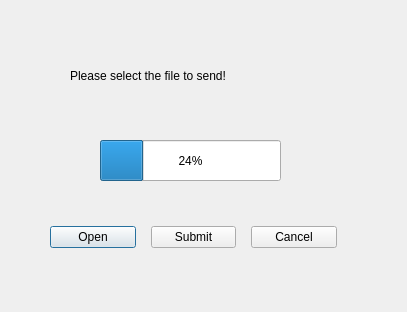
Above: Jobs-of-SoftwareEngineer/Codeing/Scut/sendfile.ui from CSLP/CPP before the change. Below: the same form after it.
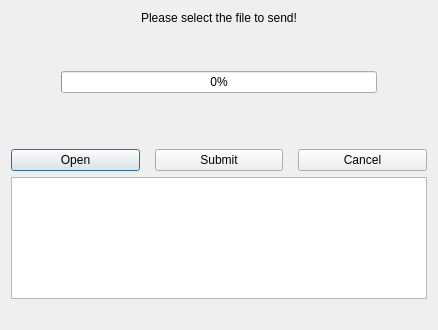
That is the form after the change.

```diff
--- a/Jobs-of-SoftwareEngineer/Codeing/Scut/sendfile.ui
+++ b/Jobs-of-SoftwareEngineer/Codeing/Scut/sendfile.ui
@@ -6,48 +6,100 @@
    <rect>
     <x>0</x>
     <y>0</y>
-    <width>407</width>
-    <height>312</height>
+    <width>438</width>
+    <height>330</height>
    </rect>
   </property>
   <property name="windowTitle">
    <string>Dialog</string>
   </property>
-  <widget class="QProgressBar" name="progressBar">
-   <property name="geometry">
-    <rect>
-     <x>100</x>
-     <y>140</y>
-     <width>181</width>
-     <height>41</height>
-    </rect>
-   </property>
-   <property name="value">
-    <number>24</number>
-   </property>
-  </widget>
+  <layout class="QVBoxLayout" name="verticalLayout">
+   <item>
   <widget class="QLabel" name="label">
-   <property name="geometry">
-    <rect>
-     <x>70</x>
-     <y>60</y>
-     <width>251</width>
-     <height>31</height>
-    </rect>
-   </property>
    <property name="text">
     <string>Please select the file to send!</string>
    </property>
-  </widget>
-  <widget class="QWidget" name="">
-   <property name="geometry">
-    <rect>
-     <x>50</x>
-     <y>220</y>
-     <width>287</width>
-     <height>34</height>
-    </rect>
-   </property>
+     <property name="alignment">
+      <set>Qt::AlignCenter</set>
+     </property>
+    </widget>
+   </item>
+   <item>
+    <spacer name="verticalSpacer_3">
+     <property name="orientation">
+      <enum>Qt::Vertical</enum>
+     </property>
+     <property name="sizeType">
+      <enum>QSizePolicy::Fixed</enum>
+     </property>
+     <property name="sizeHint" stdset="0">
+      <size>
+       <width>20</width>
+       <height>40</height>
+      </size>
+     </property>
+    </spacer>
+   </item>
+   <item>
+    <layout class="QHBoxLayout" name="horizontalLayout_2">
+     <item>
+      <spacer name="horizontalSpacer">
+       <property name="orientation">
+        <enum>Qt::Horizontal</enum>
+       </property>
+       <property name="sizeType">
+        <enum>QSizePolicy::Fixed</enum>
+       </property>
+       <property name="sizeHint" stdset="0">
+        <size>
+         <width>50</width>
+         <height>20</height>
+        </size>
+       </property>
+      </spacer>
+     </item>
+     <item>
+      <widget class="QProgressBar" name="progressBar">
+       <property name="value">
+        <number>0</number>
+       </property>
+      </widget>
+     </item>
+     <item>
+      <spacer name="horizontalSpacer_2">
+       <property name="orientation">
+        <enum>Qt::Horizontal</enum>
+       </property>
+       <property name="sizeType">
+        <enum>QSizePolicy::Fixed</enum>
+       </property>
+       <property name="sizeHint" stdset="0">
+        <size>
+         <width>50</width>
+         <height>20</height>
+        </size>
+       </property>
+      </spacer>
+     </item>
+    </layout>
+   </item>
+   <item>
+    <spacer name="verticalSpacer">
+     <property name="orientation">
+      <enum>Qt::Vertical</enum>
+     </property>
+     <property name="sizeType">
+      <enum>QSizePolicy::Fixed</enum>
+     </property>
+     <property name="sizeHint" stdset="0">
+      <size>
+       <width>20</width>
+       <height>50</height>
+      </size>
+     </property>
+    </spacer>
+   </item>
+   <item>
    <layout class="QHBoxLayout" name="horizontalLayout">
     <property name="spacing">
      <number>15</number>
@@ -74,7 +126,27 @@
      </widget>
     </item>
    </layout>
-  </widget>
+   </item>
+   <item>
+    <widget class="QTextBrowser" name="textBrowser"/>
+   </item>
+   <item>
+    <spacer name="verticalSpacer_2">
+     <property name="orientation">
+      <enum>Qt::Vertical</enum>
+     </property>
+     <property name="sizeType">
+      <enum>QSizePolicy::Fixed</enum>
+     </property>
+     <property name="sizeHint" stdset="0">
+      <size>
+       <width>30</width>
+       <height>20</height>
+      </size>
+     </property>
+    </spacer>
+   </item>
+  </layout>
  </widget>
  <resources/>
  <connections/>
```
Left out of the diff: 4 changed lines with no effect on the pictures. Lines whose indentation alone changed are shown as unchanged.
